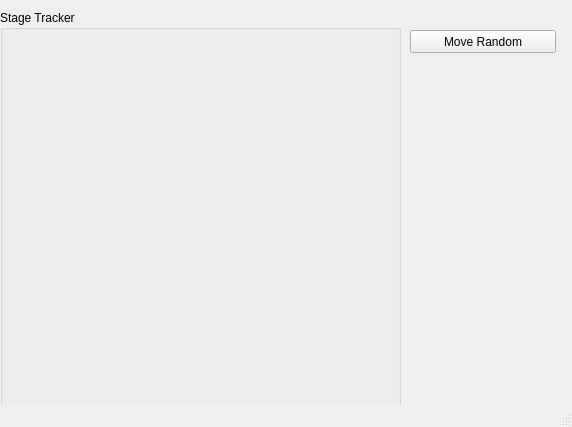
This is StageTracker.ui in rfwebster/StageTracker as Qt 5 draws it before an edit. The edited form follows.
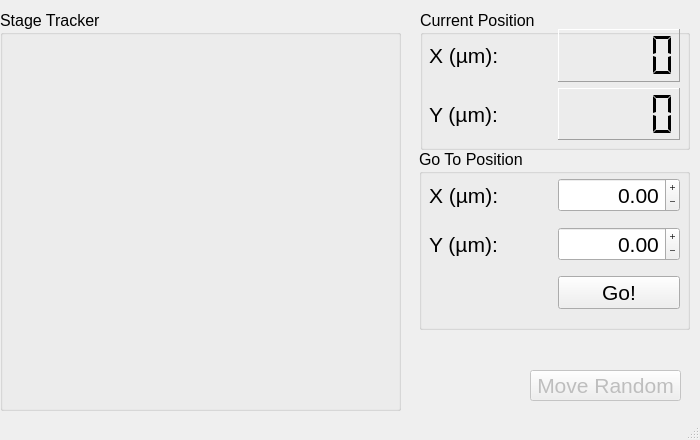
This is the edited form. Icons and pictures are not drawn.

Commit message: added more UI features including current X Y and go to stage controls (PyJEM only works for +- 100um stage control)

Diff of the .ui file:
```diff
--- a/StageTracker.ui
+++ b/StageTracker.ui
@@ -6,10 +6,15 @@
    <rect>
     <x>0</x>
     <y>0</y>
-    <width>572</width>
-    <height>427</height>
+    <width>700</width>
+    <height>440</height>
    </rect>
   </property>
+  <property name="font">
+   <font>
+    <pointsize>12</pointsize>
+   </font>
+  </property>
   <property name="windowTitle">
    <string>Stage Mover</string>
   </property>
@@ -18,12 +23,21 @@
     <normalon>echidna.png</normalon>
    </iconset>
   </property>
+  <property name="windowOpacity">
+   <double>1.000000000000000</double>
+  </property>
+  <property name="autoFillBackground">
+   <bool>false</bool>
+  </property>
   <property name="iconSize">
    <size>
     <width>32</width>
     <height>32</height>
    </size>
   </property>
+  <property name="documentMode">
+   <bool>false</bool>
+  </property>
   <widget class="QWidget" name="centralwidget">
    <widget class="QGroupBox" name="tracker_groupBox">
     <property name="geometry">
@@ -49,19 +63,240 @@
      <layout class="QVBoxLayout" name="tracker_holder"/>
     </widget>
    </widget>
-   <widget class="QPushButton" name="move_Button">
+   <widget class="QPushButton" name="pushButton_MoveRand">
+    <property name="enabled">
+     <bool>false</bool>
+    </property>
     <property name="geometry">
      <rect>
-      <x>410</x>
-      <y>30</y>
-      <width>146</width>
-      <height>23</height>
+      <x>530</x>
+      <y>370</y>
+      <width>151</width>
+      <height>31</height>
      </rect>
     </property>
+    <property name="font">
+     <font>
+      <pointsize>16</pointsize>
+     </font>
+    </property>
     <property name="text">
      <string>Move Random</string>
     </property>
    </widget>
+   <widget class="QGroupBox" name="groupBox_curr">
+    <property name="geometry">
+     <rect>
+      <x>420</x>
+      <y>10</y>
+      <width>270</width>
+      <height>140</height>
+     </rect>
+    </property>
+    <property name="title">
+     <string>Current Position</string>
+    </property>
+    <widget class="QWidget" name="gridLayoutWidget">
+     <property name="geometry">
+      <rect>
+       <x>9</x>
+       <y>19</y>
+       <width>251</width>
+       <height>111</height>
+      </rect>
+     </property>
+     <layout class="QGridLayout" name="gridLayout">
+      <item row="1" column="1">
+       <widget class="QLCDNumber" name="lcdNumY">
+        <property name="font">
+         <font>
+          <pointsize>16</pointsize>
+          <weight>75</weight>
+          <bold>true</bold>
+         </font>
+        </property>
+        <property name="frameShape">
+         <enum>QFrame::Panel</enum>
+        </property>
+        <property name="digitCount">
+         <number>5</number>
+        </property>
+        <property name="segmentStyle">
+         <enum>QLCDNumber::Flat</enum>
+        </property>
+        <property name="intValue" stdset="0">
+         <number>0</number>
+        </property>
+       </widget>
+      </item>
+      <item row="1" column="0">
+       <widget class="QLabel" name="labelcurrY">
+        <property name="font">
+         <font>
+          <pointsize>16</pointsize>
+         </font>
+        </property>
+        <property name="text">
+         <string>Y (µm):</string>
+        </property>
+       </widget>
+      </item>
+      <item row="0" column="0">
+       <widget class="QLabel" name="labelcurrX">
+        <property name="font">
+         <font>
+          <pointsize>16</pointsize>
+         </font>
+        </property>
+        <property name="text">
+         <string>X (µm):</string>
+        </property>
+       </widget>
+      </item>
+      <item row="0" column="1">
+       <widget class="QLCDNumber" name="lcdNumX">
+        <property name="enabled">
+         <bool>true</bool>
+        </property>
+        <property name="font">
+         <font>
+          <pointsize>16</pointsize>
+          <weight>75</weight>
+          <bold>true</bold>
+         </font>
+        </property>
+        <property name="frameShape">
+         <enum>QFrame::Panel</enum>
+        </property>
+        <property name="frameShadow">
+         <enum>QFrame::Raised</enum>
+        </property>
+        <property name="smallDecimalPoint">
+         <bool>false</bool>
+        </property>
+        <property name="digitCount">
+         <number>5</number>
+        </property>
+        <property name="mode">
+         <enum>QLCDNumber::Dec</enum>
+        </property>
+        <property name="segmentStyle">
+         <enum>QLCDNumber::Flat</enum>
+        </property>
+        <property name="value" stdset="0">
+         <double>0.000000000000000</double>
+        </property>
+        <property name="intValue" stdset="0">
+         <number>0</number>
+        </property>
+       </widget>
+      </item>
+     </layout>
+    </widget>
+   </widget>
+   <widget class="QGroupBox" name="groupBox_goto">
+    <property name="geometry">
+     <rect>
+      <x>419</x>
+      <y>149</y>
+      <width>271</width>
+      <height>181</height>
+     </rect>
+    </property>
+    <property name="title">
+     <string>Go To Position</string>
+    </property>
+    <widget class="QWidget" name="gridLayoutWidget_2">
+     <property name="geometry">
+      <rect>
+       <x>10</x>
+       <y>20</y>
+       <width>251</width>
+       <height>151</height>
+      </rect>
+     </property>
+     <layout class="QGridLayout" name="gridLayout_2">
+      <item row="1" column="0">
+       <widget class="QLabel" name="labelstageY">
+        <property name="font">
+         <font>
+          <pointsize>16</pointsize>
+         </font>
+        </property>
+        <property name="text">
+         <string>Y (µm):</string>
+        </property>
+       </widget>
+      </item>
+      <item row="0" column="0">
+       <widget class="QLabel" name="labelstageX">
+        <property name="font">
+         <font>
+          <pointsize>16</pointsize>
+         </font>
+        </property>
+        <property name="text">
+         <string>X (µm):</string>
+        </property>
+       </widget>
+      </item>
+      <item row="2" column="1">
+       <widget class="QPushButton" name="pushButton_Go">
+        <property name="font">
+         <font>
+          <pointsize>16</pointsize>
+         </font>
+        </property>
+        <property name="text">
+         <string>Go!</string>
+        </property>
+       </widget>
+      </item>
+      <item row="0" column="1">
+       <widget class="QDoubleSpinBox" name="SpinBoxX">
+        <property name="font">
+         <font>
+          <pointsize>16</pointsize>
+         </font>
+        </property>
+        <property name="alignment">
+         <set>Qt::AlignRight|Qt::AlignTrailing|Qt::AlignVCenter</set>
+        </property>
+        <property name="buttonSymbols">
+         <enum>QAbstractSpinBox::PlusMinus</enum>
+        </property>
+        <property name="minimum">
+         <double>-100.000000000000000</double>
+        </property>
+        <property name="maximum">
+         <double>100.000000000000000</double>
+        </property>
+       </widget>
+      </item>
+      <item row="1" column="1">
+       <widget class="QDoubleSpinBox" name="SpinBoxY">
+        <property name="font">
+         <font>
+          <pointsize>16</pointsize>
+         </font>
+        </property>
+        <property name="alignment">
+         <set>Qt::AlignRight|Qt::AlignTrailing|Qt::AlignVCenter</set>
+        </property>
+        <property name="buttonSymbols">
+         <enum>QAbstractSpinBox::PlusMinus</enum>
+        </property>
+        <property name="minimum">
+         <double>-100.000000000000000</double>
+        </property>
+        <property name="maximum">
+         <double>100.000000000000000</double>
+        </property>
+       </widget>
+      </item>
+     </layout>
+    </widget>
+   </widget>
   </widget>
   <widget class="QStatusBar" name="statusbar"/>
  </widget>
```
Left out of the diff: 6 changed lines with no effect on the pictures. The commit also changes 2 other files.
